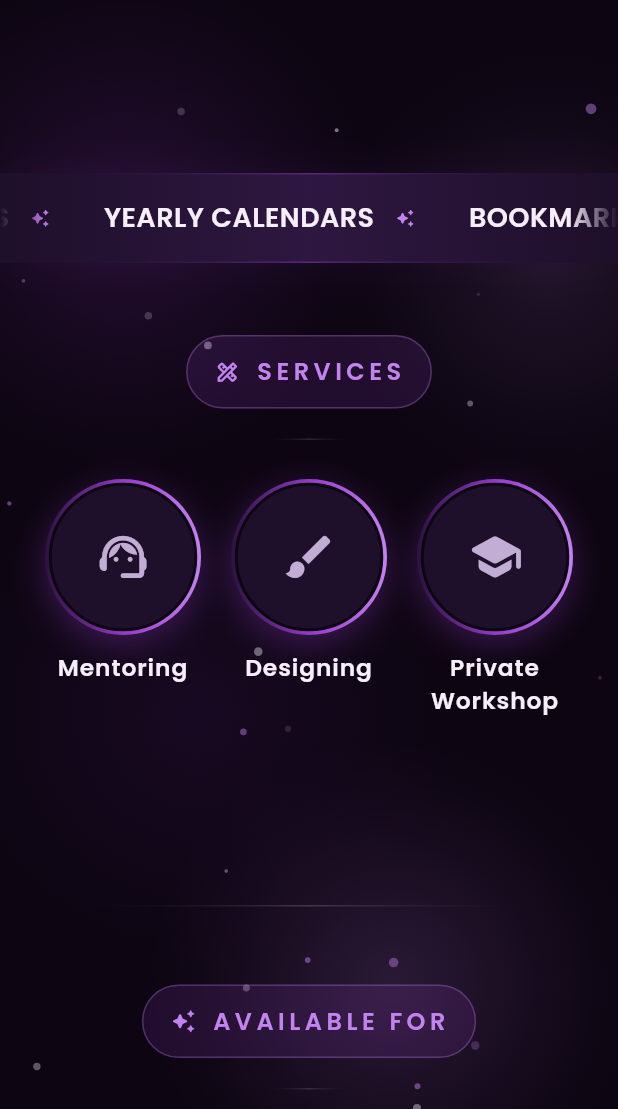
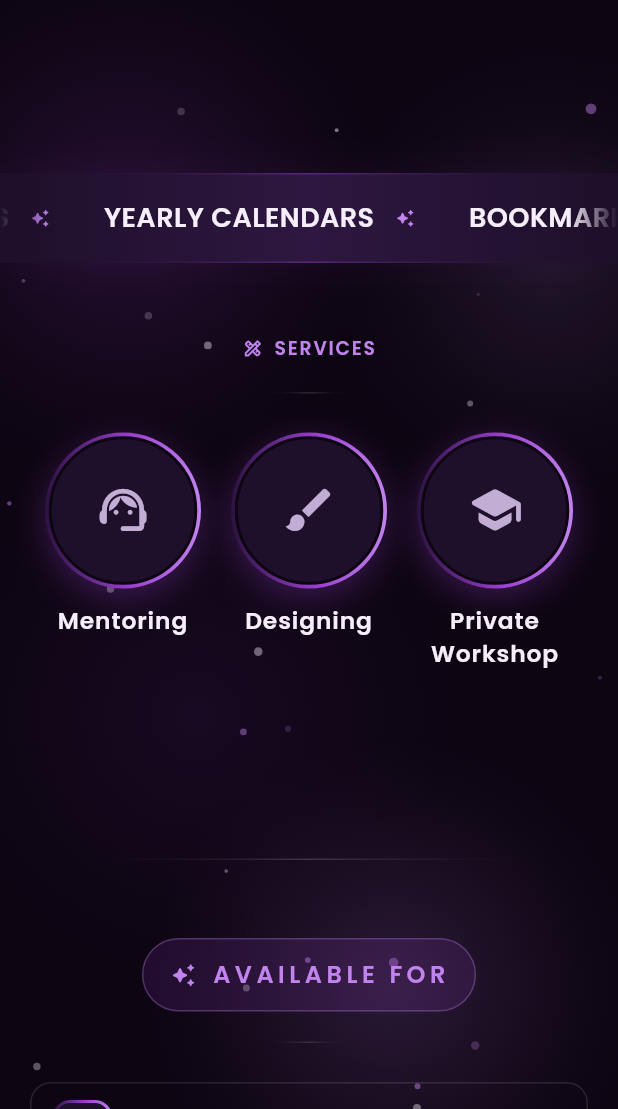
Before and after one commit to aya-graphique/aya-graphique, a Flutter app: the screen it shows after launch, on a phone screen of 412 x 824 dp, the part 127-1236 px from its top. Run offline on Flutter 3.47's test engine with Material 3 defaults, Android fonts, the phone set to English and light mode, and no system bars; drawn by our look-alikes of flutter_animate; our stand-ins replace file_picker, google_fonts, shared_preferences, supabase_flutter, visibility_detector; accounts and stored records are empty.

Commit message:
update UI

```diff
--- a/lib/localization/app_strings.dart
+++ b/lib/localization/app_strings.dart
@@ -54,8 +54,8 @@ class AppText {
   String get bestSellersEyebrow => _t('CUSTOMER FAVOURITES', 'الأكثر طلبًا');
   String get bestSellersTitle => _t('Best sellers', 'الأكثر مبيعًا');
 
-  // Home — "most requested" circles (below the "available for" card)
-  String get mostRequestedEyebrow => _t('MOST REQUESTED', 'الأكثر طلبًا');
+  // Home — "most ordered" circles (below the "available for" card)
+  String get mostRequestedEyebrow => _t('MOST ORDERED', 'الأكثر طلبًا');
   String get artisticProductsLabel => _t('Graphical Products', 'المنتجات الجرافيكية');
 
   // Home — service circles row
--- a/lib/screens/home_screen.dart
+++ b/lib/screens/home_screen.dart
@@ -490,21 +490,18 @@ class _EyebrowCirclesSection extends StatelessWidget {
 
     final content = Column(
       children: [
-        Container(
-          padding: const EdgeInsets.symmetric(horizontal: 18, vertical: 12),
-          decoration: BoxDecoration(
-            color: colors.violetPop.withOpacity(0.14),
-            borderRadius: BorderRadius.circular(100),
-            border: Border.all(color: colors.orchid.withOpacity(0.3)),
-          ),
-          child: Row(
-            mainAxisSize: MainAxisSize.min,
-            children: [
-              Icon(icon, size: 17, color: colors.orchid),
-              const SizedBox(width: 10),
-              Text(eyebrow, style: AppFonts.label(color: colors.orchid, size: 16)),
-            ],
-          ),
+        Row(
+          mainAxisSize: MainAxisSize.min,
+          children: [
+            Icon(icon, size: isMobile ? 14 : 17, color: colors.orchid),
+            SizedBox(width: isMobile ? 7 : 10),
+            Text(eyebrow,
+                style: AppFonts.label(
+                  color: colors.orchid,
+                  size: isMobile ? 12.5 : 16,
+                  letterSpacing: isMobile ? 1.2 : 3.0,
+                )),
+          ],
         ),
         const SizedBox(height: 20),
         Container(
--- a/lib/screens/who_am_i_screen.dart
+++ b/lib/screens/who_am_i_screen.dart
@@ -687,8 +687,8 @@ class _StatsRow extends StatelessWidget {
   Widget build(BuildContext context) {
     final colors = context.colors;
     return Wrap(
-      alignment: WrapAlignment.start,
-      runAlignment: WrapAlignment.start,
+      alignment: WrapAlignment.center,
+      runAlignment: WrapAlignment.center,
       crossAxisAlignment: WrapCrossAlignment.center,
       spacing: 28,
       runSpacing: 16,
```
